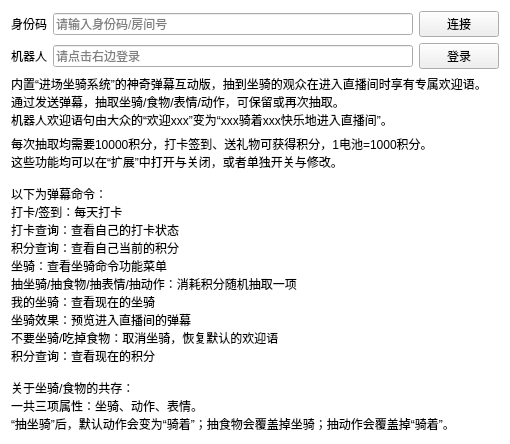
This is widgets/singleentrance.ui in iwxyi/Bilibili-MagicalDanmaku as Qt 5 draws it before an edit. The edited form follows.
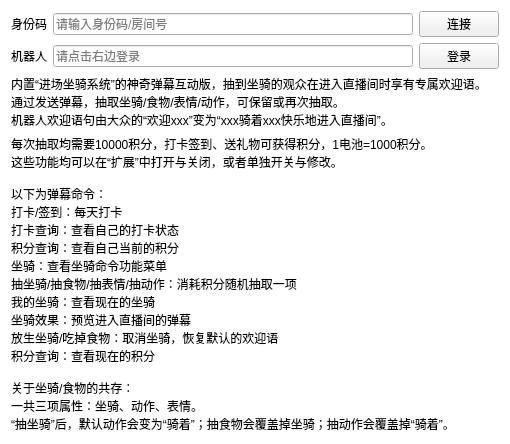
This is the edited form.

Diff of the .ui file:
```diff
--- a/widgets/singleentrance.ui
+++ b/widgets/singleentrance.ui
@@ -102,7 +102,7 @@
 抽坐骑/抽食物/抽表情/抽动作：消耗积分随机抽取一项
 我的坐骑：查看现在的坐骑
 坐骑效果：预览进入直播间的弹幕
-不要坐骑/吃掉食物：取消坐骑，恢复默认的欢迎语
+放生坐骑/吃掉食物：取消坐骑，恢复默认的欢迎语
 积分查询：查看现在的积分
 
 关于坐骑/食物的共存：
```
